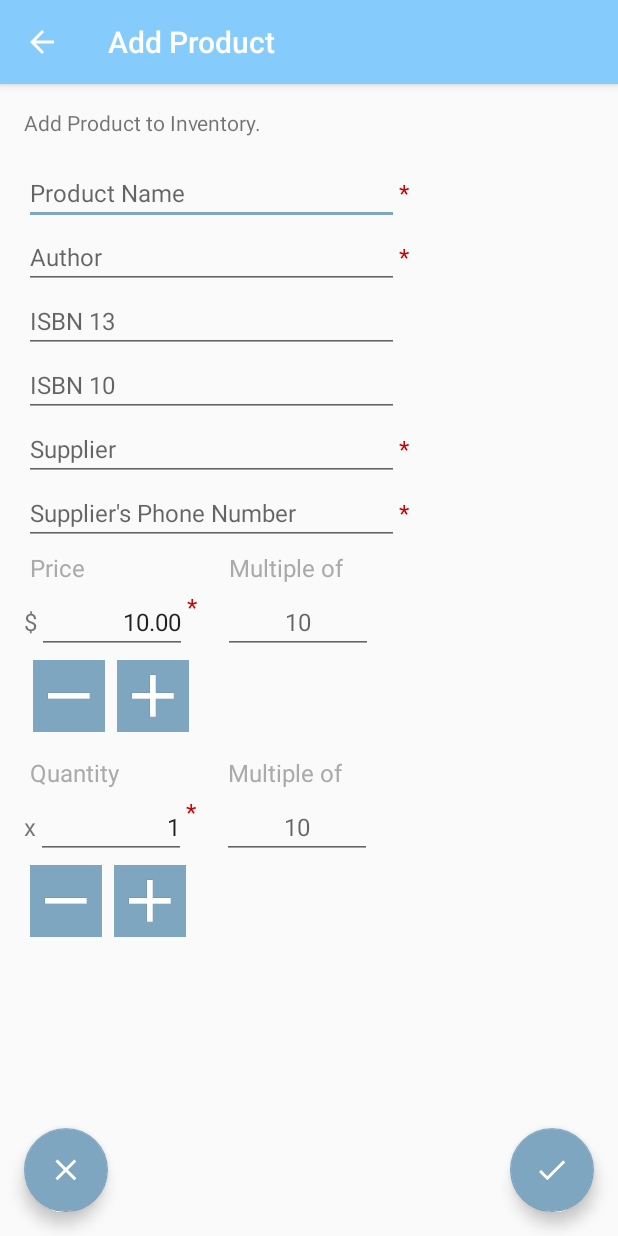
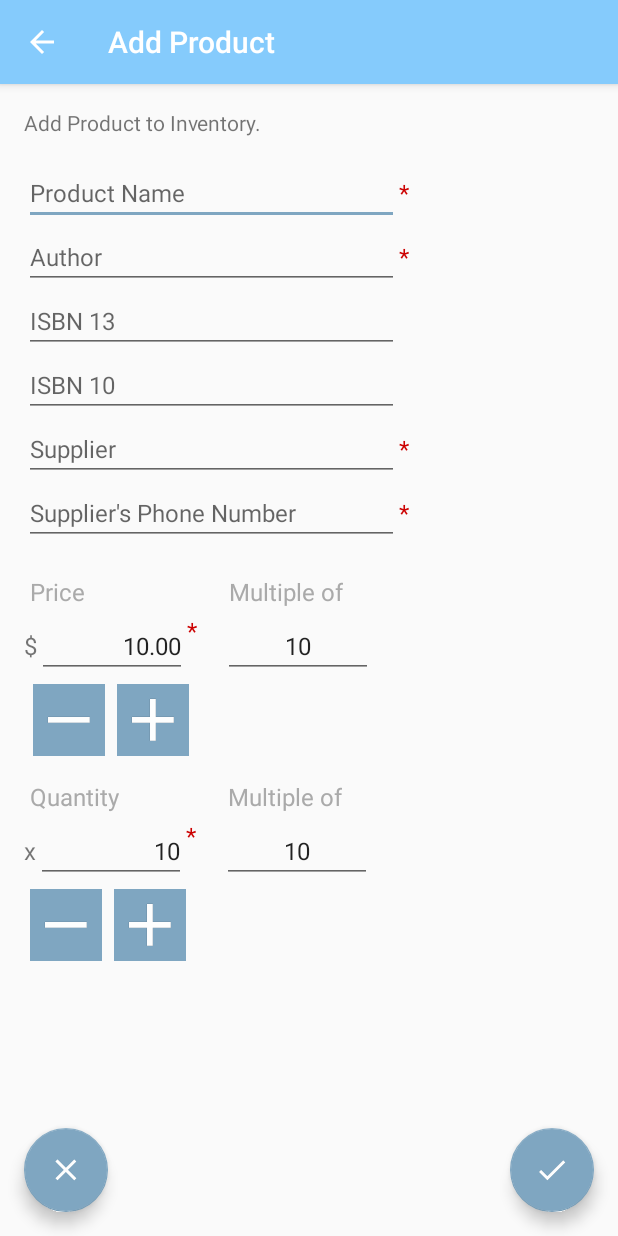
Before and after one commit to LSmith1122/PROJECTInventoryApp, an Android app: the EditorActivity screen opened directly, with no data from a screen before it, after a tap on an icon or button, on a phone screen of 412 x 824 dp. Run offline under Robolectric (Android 15) with nearby library versions, the phone set to English and light mode, and no system bars; 3 other taps on this screen came first.

Commit message:
Update 8/13/2018:
- Implemented EditTexts that will allow User to customize increment/decrement value (currently functioning)
- Improved layout_editor layout for price/quantity EditTexts, increment/decrement Buttons, etc.

```diff
--- a/app/src/main/java/com/seebaldtart/projectinventoryapp/EditorActivity.java
+++ b/app/src/main/java/com/seebaldtart/projectinventoryapp/EditorActivity.java
@@ -45,6 +45,8 @@ public class EditorActivity extends AppCompatActivity implements LoaderManager.L
     private EditText productSupplierPhoneNumberEditText;
     private EditText productPriceEditText;
     private EditText productQuantityEditText;
+    private EditText multiplePriceEditText;
+    private EditText multipleQuantityEditText;
     private ImageButton productQuantityButtonIncrement;
     private ImageButton productQuantityButtonDecrement;
     private ImageButton priceQuantityButtonIncrement;
@@ -87,6 +89,7 @@ public class EditorActivity extends AppCompatActivity implements LoaderManager.L
     private double mCurrentPrice;
     private int maxCVAmount = 0;
     private int actualCVAmount;
+    private final int minMultiple = 1;
 
     @Override
     protected void onCreate(Bundle savedInstanceState) {
@@ -109,11 +112,47 @@ public class EditorActivity extends AppCompatActivity implements LoaderManager.L
     }
 
     private void initButtonOnClickListeners() {
+        multipleQuantityEditText.addTextChangedListener(new TextWatcher() {
+            @Override
+            public void beforeTextChanged(CharSequence s, int start, int count, int after) {
+
+            }
+
+            @Override
+            public void onTextChanged(CharSequence s, int start, int before, int count) {
+                if (TextUtils.isEmpty(multipleQuantityEditText.getText())) {
+                    multipleQuantityEditText.setText(String.valueOf(minMultiple));
+                }
+            }
+
+            @Override
+            public void afterTextChanged(Editable s) {
+
+            }
+        });
+        multiplePriceEditText.addTextChangedListener(new TextWatcher() {
+            @Override
+            public void beforeTextChanged(CharSequence s, int start, int count, int after) {
+
+            }
+
+            @Override
+            public void onTextChanged(CharSequence s, int start, int before, int count) {
+                if (TextUtils.isEmpty(multiplePriceEditText.getText())) {
+                    multiplePriceEditText.setText(String.valueOf(minMultiple));
+                }
+            }
+
+            @Override
+            public void afterTextChanged(Editable s) {
+
+            }
+        });
         productQuantityButtonIncrement.setOnClickListener(new View.OnClickListener() {
             @Override
             public void onClick(View v) {
                 mCurrentQuantity = getQuantityValue();
-                mCurrentQuantity++;
+                mCurrentQuantity = mCurrentQuantity + Integer.valueOf(multipleQuantityEditText.getText().toString());
                 productQuantityEditText.setText(String.valueOf(mCurrentQuantity));
                 productQuantityEditText.setSelection(productQuantityEditText.getText().length());
             }
@@ -122,7 +161,7 @@ public class EditorActivity extends AppCompatActivity implements LoaderManager.L
             @Override
             public void onClick(View v) {
                 mCurrentQuantity = getQuantityValue();
-                mCurrentQuantity--;
+                mCurrentQuantity = mCurrentQuantity - Integer.valueOf(multipleQuantityEditText.getText().toString());
                 if (mCurrentQuantity < 0) {
                     mCurrentQuantity = 0;
                 }
@@ -134,7 +173,7 @@ public class EditorActivity extends AppCompatActivity implements LoaderManager.L
             @Override
             public void onClick(View v) {
                 mCurrentPrice = getPriceValue();
-                mCurrentPrice = mCurrentPrice + 10;
+                mCurrentPrice = mCurrentPrice + Integer.valueOf(multiplePriceEditText.getText().toString());
                 productPriceEditText.setText(createTextForPrice(mCurrentPrice));
                 productPriceEditText.setSelection(productPriceEditText.getText().length());
             }
@@ -143,7 +182,7 @@ public class EditorActivity extends AppCompatActivity implements LoaderManager.L
             @Override
             public void onClick(View v) {
                 mCurrentPrice = getPriceValue();
-                mCurrentPrice = mCurrentPrice - 10;
+                mCurrentPrice = mCurrentPrice - Integer.valueOf(multiplePriceEditText.getText().toString());
                 if (mCurrentPrice < 0) {
                     mCurrentPrice = 0;
                 }
@@ -237,7 +276,12 @@ public class EditorActivity extends AppCompatActivity implements LoaderManager.L
         priceQuantityButtonDecrement = findViewById(R.id.product_price_decrement_button);
         saveButton = findViewById(R.id.save_product_button);
         cancelButton = findViewById(R.id.cancel_button);
-        orderButton = (Button) findViewById(R.id.order_button);
+        orderButton = findViewById(R.id.order_button);
+        final int initMultiple = 10;
+        multiplePriceEditText = findViewById(R.id.product_price_multiple_edit_text);
+        multipleQuantityEditText = findViewById(R.id.product_quantity_multiple_edit_text);
+        multipleQuantityEditText.setText(String.valueOf(initMultiple));
+        multiplePriceEditText.setText(String.valueOf(initMultiple));
         setupViewOnClickListeners();
     }
 
@@ -274,7 +318,7 @@ public class EditorActivity extends AppCompatActivity implements LoaderManager.L
             }
         });
         productSupplierPhoneNumberEditText.addTextChangedListener(new TextWatcher() {
-            int mSwitch = 0;
+            int mSwitch = zero;
 
             @Override
             public void beforeTextChanged(CharSequence s, int start, int count, int after) {
@@ -285,7 +329,7 @@ public class EditorActivity extends AppCompatActivity implements LoaderManager.L
             public void onTextChanged(CharSequence s, int start, int before, int count) {
                 int length = productSupplierPhoneNumberEditText.length();
                 if (mSwitch == 1) {
-                    if (length > 0) {
+                    if (length > zero) {
                         productSupplierPhoneNumberEditText.removeTextChangedListener(this);
                         compileSupplierPhoneNumber(productSupplierPhoneNumberEditText.getText().toString().trim());
                         productSupplierPhoneNumberEditText.addTextChangedListener(this);
@@ -301,7 +345,7 @@ public class EditorActivity extends AppCompatActivity implements LoaderManager.L
             }
         });
         productISBN13EditText.addTextChangedListener(new TextWatcher() {
-            int mSwitch = 0;
+            int mSwitch = zero;
 
             @Override
             public void beforeTextChanged(CharSequence s, int start, int count, int after) {
@@ -312,7 +356,7 @@ public class EditorActivity extends AppCompatActivity implements LoaderManager.L
             public void onTextChanged(CharSequence s, int start, int before, int count) {
                 int length = productISBN13EditText.length();
                 if (mSwitch == 1) {
-                    if (length > 0) {
+                    if (length > zero) {
                         productISBN13EditText.removeTextChangedListener(this);
                         productISBN13EditText.setText(compileISBNNumber(productISBN13EditText.getText().toString().trim(), BookEntry.MAX_ISBN_13));
                         productISBN13EditText.setSelection(productISBN13EditText.getText().length());
@@ -329,7 +373,7 @@ public class EditorActivity extends AppCompatActivity implements LoaderManager.L
             }
         });
         productISBN10EditText.addTextChangedListener(new TextWatcher() {
-            int mSwitch = 0;
+            int mSwitch = zero;
 
             @Override
             public void beforeTextChanged(CharSequence s, int start, int count, int after) {
@@ -340,7 +384,7 @@ public class EditorActivity extends AppCompatActivity implements LoaderManager.L
             public void onTextChanged(CharSequence s, int start, int before, int count) {
                 int length = productISBN10EditText.length();
                 if (mSwitch == 1) {
-                    if (length > 0) {
+                    if (length > zero) {
                         productISBN10EditText.removeTextChangedListener(this);
                         productISBN10EditText.setText(compileISBNNumber(productISBN10EditText.getText().toString().trim(), BookEntry.MAX_ISBN_10));
                         productISBN10EditText.setSelection(productISBN10EditText.getText().length());
@@ -357,7 +401,7 @@ public class EditorActivity extends AppCompatActivity implements LoaderManager.L
             }
         });
         productPriceEditText.addTextChangedListener(new TextWatcher() {
-            int mSwitch = 0;
+            int mSwitch = zero;
 
             @Override
             public void beforeTextChanged(CharSequence s, int start, int count, int after) {
@@ -368,7 +412,7 @@ public class EditorActivity extends AppCompatActivity implements LoaderManager.L
             public void onTextChanged(CharSequence s, int start, int before, int count) {
                 int length = productPriceEditText.length();
                 if (mSwitch == 1) {
-                    if (length == 0) {
+                    if (length == zero) {
                         productPriceEditText.removeTextChangedListener(this);
                         productPriceEditText.setText(createTextForPrice(zero));
                         productPriceEditText.setSelection(productPriceEditText.getText().length());
@@ -385,7 +429,7 @@ public class EditorActivity extends AppCompatActivity implements LoaderManager.L
             }
         });
         productQuantityEditText.addTextChangedListener(new TextWatcher() {
-            int mSwitch = 0;
+            int mSwitch = zero;
 
             @Override
             public void beforeTextChanged(CharSequence s, int start, int count, int after) {
@@ -396,7 +440,7 @@ public class EditorActivity extends AppCompatActivity implements LoaderManager.L
             public void onTextChanged(CharSequence s, int start, int before, int count) {
                 int length = productQuantityEditText.length();
                 if (mSwitch == 1) {
-                    if (length == 0) {
+                    if (length == zero) {
                         productQuantityEditText.removeTextChangedListener(this);
                         productQuantityEditText.setText(String.valueOf(zero));
                         productQuantityEditText.setSelection(productQuantityEditText.getText().length());
--- a/app/src/main/res/layout/activity_editor.xml
+++ b/app/src/main/res/layout/activity_editor.xml
@@ -6,29 +6,31 @@
     android:layout_height="match_parent"
     tools:context=".EditorActivity">
 
-    <ScrollView
+    <Button
+        android:id="@+id/order_button"
         android:layout_width="match_parent"
         android:layout_height="wrap_content"
-        android:padding="@dimen/common_distance_large">
+        android:layout_gravity="center_horizontal"
+        android:layout_marginTop="@dimen/normal_view_margin"
+        android:background="@color/colorAccent"
+        android:padding="@dimen/normal_view_margin"
+        android:text="@string/order"
+        android:textColor="@android:color/white"
+        android:textSize="@dimen/large_text_size"
+        android:textStyle="bold" />
+
+    <ScrollView
+        android:id="@+id/scroll_view_content"
+        android:layout_width="match_parent"
+        android:layout_height="wrap_content"
+        android:padding="@dimen/common_distance_large"
+        android:layout_below="@id/order_button">
 
         <RelativeLayout
             android:layout_width="match_parent"
             android:layout_height="wrap_content">
 
-            <Button
-                android:id="@+id/order_button"
-                android:layout_width="match_parent"
-                android:layout_height="wrap_content"
-                android:layout_below="@+id/section_2"
-                android:layout_gravity="center_horizontal"
-                android:layout_marginTop="@dimen/normal_view_margin"
-                android:background="@color/colorAccent"
-                android:padding="@dimen/normal_view_margin"
-                android:text="Order"
-                android:textColor="@android:color/white"
-                android:textSize="@dimen/normal_text_size"
-                android:textStyle="bold" />
-
+            <!-- Section 1-->
             <LinearLayout
                 android:id="@+id/section_1"
                 android:layout_width="wrap_content"
@@ -112,12 +114,14 @@
                 </LinearLayout>
             </LinearLayout>
 
+            <!-- Section 2-->
             <LinearLayout
                 android:id="@+id/section_2"
                 android:layout_width="wrap_content"
                 android:layout_height="wrap_content"
                 android:layout_below="@id/section_1"
-                android:orientation="vertical">
+                android:orientation="vertical"
+                android:layout_marginTop="@dimen/large_view_margin">
 
                 <!-- Price View Group-->
                 <LinearLayout
@@ -224,9 +228,8 @@
                                 android:id="@+id/product_price_multiple_edit_text"
                                 style="@style/numerical_edit_text"
                                 android:layout_gravity="center_horizontal"
-                                android:digits="@string/allowed_characters_for_price_number"
                                 android:hint="@string/hint_product_price_multiple_edit_text"
-                                android:inputType="numberDecimal"
+                                android:inputType="number"
                                 android:textAlignment="center" />
                         </LinearLayout>
 
@@ -350,9 +353,8 @@
                                 android:id="@+id/product_quantity_multiple_edit_text"
                                 style="@style/numerical_edit_text"
                                 android:layout_gravity="center_horizontal"
-                                android:digits="@string/allowed_characters_for_price_number"
                                 android:hint="@string/hint_product_price_multiple_edit_text"
-                                android:inputType="numberDecimal"
+                                android:inputType="number"
                                 android:textAlignment="center" />
                         </LinearLayout>
 
@@ -365,7 +367,7 @@
             <LinearLayout
                 android:layout_width="wrap_content"
                 android:layout_height="wrap_content"
-                android:layout_below="@+id/order_button"
+                android:layout_below="@+id/section_2"
                 android:layout_gravity="right"
                 android:layout_marginTop="@dimen/extra_large_view_margin"
                 android:orientation="vertical" />
@@ -376,6 +378,7 @@
     <android.support.design.widget.FloatingActionButton
         android:id="@+id/save_product_button"
         style="@style/basic_fab"
+        android:layout_alignParentEnd="true"
         android:layout_alignParentRight="true"
         android:src="@drawable/baseline_check_white_48" />
 
@@ -383,8 +386,11 @@
         android:id="@+id/cancel_button"
         style="@style/basic_fab"
         android:layout_alignParentLeft="true"
+        android:layout_alignParentStart="true"
         android:src="@drawable/outline_close_white_48" />
 </RelativeLayout>
+
+<!-- Code below is for the landscape layout -->
 
 
     <!--<?xml version="1.0" encoding="utf-8"?>--><!--<RelativeLayout xmlns:android="http://schemas.android.com/apk/res/android"--><!--xmlns:tools="http://schemas.android.com/tools"--><!--android:id="@+id/parent_view_group"--><!--android:layout_width="match_parent"--><!--android:layout_height="match_parent"--><!--tools:context=".EditorActivity">-->
--- a/app/src/main/res/values/strings.xml
+++ b/app/src/main/res/values/strings.xml
@@ -22,7 +22,7 @@
     <string name="isbn_13">ISBN 13:</string>
     <string name="quantity_in_stock">left in stock</string>
     <string name="editor_add_description">Add Product to Inventory.</string>
-    <string name="editor_update_description" translatable="true">Fill in the attributes below to edit the selected product\'s existing data.</string>
+    <string name="editor_update_description" translatable="true">Fill in the attributes below to edit the selected product\'s existing data or contact Supplier to place an order.</string>
     <string name="hint_save_product_button">Add Product</string>
     <string name="menu_add_product">Add Product</string>
     <string name="menu_edit_product">Edit Product</string>
@@ -77,4 +77,5 @@
     <string name="spacer_view_group_bottom">100dp</string>
     <string name="hint_product_price_multiple_edit_text">10</string>
     <string name="hint_product_price_multiple_text_view">Multiple of</string>
+    <string name="order">Order</string>
 </resources>
```
